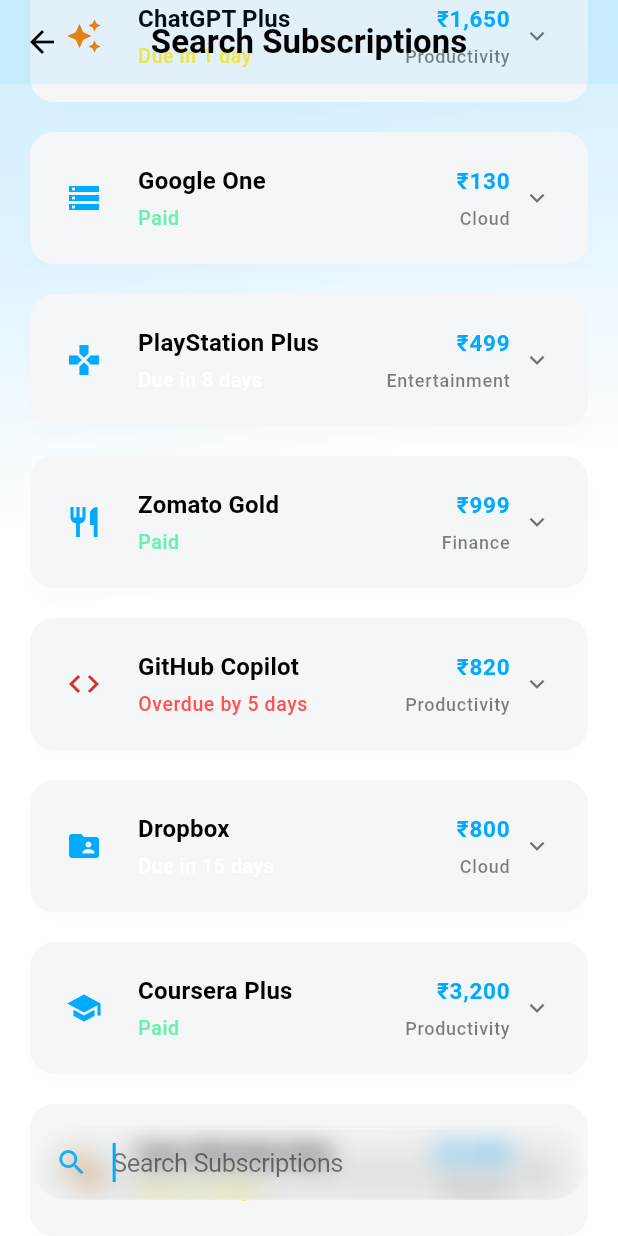
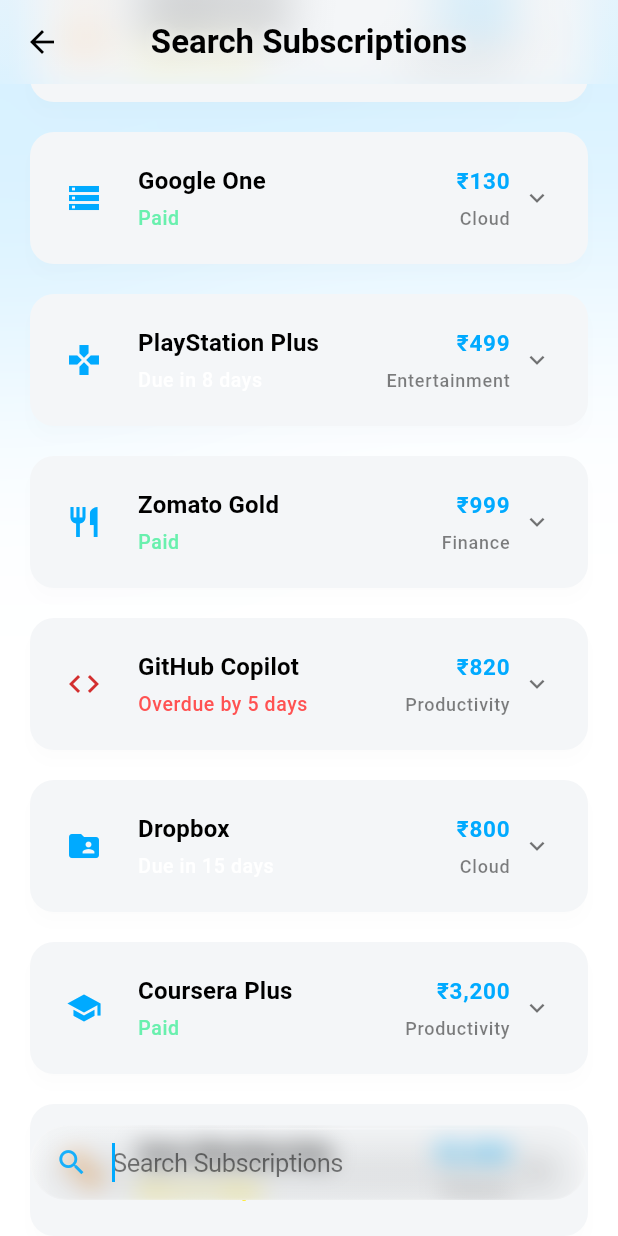
Before and after one commit to SP3CTRE404/premio-mobile-app, a Flutter app: the SubscriptionSearchScreen screen opened directly, scrolled down 576 dp, on a phone screen of 412 x 824 dp. Run offline on Flutter 3.47's test engine with Material 3 defaults, Android fonts, the phone set to English and light mode, and no system bars; our stand-ins replace dio, flutter_riverpod, flutter_secure_storage, pdf, printing; accounts and stored records are empty.

```diff
--- a/lib/core/secure_storage/secure_storage_service.dart
+++ b/lib/core/secure_storage/secure_storage_service.dart
@@ -16,6 +16,7 @@
   static const _keyUserId = 'user_id';
   static const _keyUserEmail = 'user_email';
   static const _keyUserName = 'user_full_name';
+  static const _keyUserPhone = 'user_phone_number';
 
   // Settings keys
   static const _keyCurrency = 'currency_symbol';
@@ -50,6 +51,11 @@
 
   Future<String?> getUserName() => _storage.read(key: _keyUserName);
 
+  Future<void> saveUserPhoneNumber(String? phone) =>
+      _storage.write(key: _keyUserPhone, value: phone);
+
+  Future<String?> getUserPhoneNumber() => _storage.read(key: _keyUserPhone);
+
   // ── Settings: Currency ──
   Future<void> saveCurrency(String symbol) =>
       _storage.write(key: _keyCurrency, value: symbol);
--- a/lib/features/account/models/user_model.dart
+++ b/lib/features/account/models/user_model.dart
@@ -2,11 +2,13 @@
   final int id;
   final String email;
   final String fullName;
+  final String? phoneNumber;
 
   User({
     required this.id,
     required this.email,
     required this.fullName,
+    this.phoneNumber,
   });
 
   factory User.fromJson(Map<String, dynamic> json) {
@@ -14,6 +16,7 @@
       id: json['id'] as int,
       email: json['email'] as String,
       fullName: json['fullName'] as String,
+      phoneNumber: json['phoneNumber'] as String?,
     );
   }
 
@@ -21,5 +24,6 @@
         'id': id,
         'email': email,
         'fullName': fullName,
+        'phoneNumber': phoneNumber,
       };
 }
--- a/lib/features/account/widgets/household_card.dart
+++ b/lib/features/account/widgets/account_screen/household_card.dart
@@ -1,5 +1,5 @@
 import 'package:flutter/material.dart';
-import '../../../core/theme/app_colors.dart';
+import '../../../../core/theme/app_colors.dart';
 
 class HouseholdCard extends StatelessWidget {
   final bool hasHousehold;
--- a/lib/features/account/widgets/logout_button.dart
+++ b/lib/features/account/widgets/account_screen/logout_button.dart
@@ -1,7 +1,7 @@
 import 'package:flutter/material.dart';
 import 'package:flutter_riverpod/flutter_riverpod.dart';
-import '../../auth/providers/auth_provider.dart';
-import '../../auth/screens/login_screen.dart';
+import '../../../auth/providers/auth_provider.dart';
+import '../../../auth/screens/login_screen.dart';
 
 class LogoutButton extends ConsumerWidget {
   const LogoutButton({super.key});
--- a/lib/features/subscriptions/screens/subscription_search_screen.dart
+++ b/lib/features/subscriptions/screens/subscription_search_screen.dart
@@ -17,8 +17,25 @@
 class _SubscriptionSearchScreenState extends ConsumerState<SubscriptionSearchScreen>
     with TickerProviderStateMixin {
   final TextEditingController _searchController = TextEditingController();
+  final ScrollController _scrollController = ScrollController();
   String _query = '';
   final Set<String> _expandedCards = {};
+  bool _isScrolled = false;
+
+  @override
+  void initState() {
+    super.initState();
+    _scrollController.addListener(() {
+      if (_scrollController.hasClients) {
+        final isScrolled = _scrollController.offset > 10;
+        if (isScrolled != _isScrolled) {
+          setState(() {
+            _isScrolled = isScrolled;
+          });
+        }
+      }
+    });
+  }
 
   void _toggleCard(String cardKey) {
     setState(() {
@@ -33,6 +50,7 @@
   @override
   void dispose() {
     _searchController.dispose();
+    _scrollController.dispose();
     super.dispose();
   }
 
@@ -50,9 +68,44 @@
       extendBodyBehindAppBar: true,
       resizeToAvoidBottomInset: false,
       appBar: AppBar(
-        title: const Text('Search Subscriptions', style: TextStyle(fontWeight: FontWeight.bold)),
+        title: Text(
+          'Search Subscriptions',
+          style: TextStyle(
+            fontWeight: FontWeight.bold,
+            shadows: [
+              Shadow(
+                color: theme.colorScheme.surface.withValues(alpha: 0.8),
+                offset: const Offset(0, 1),
+                blurRadius: 8,
+              ),
+            ],
+          ),
+        ),
         backgroundColor: Colors.transparent,
         elevation: 0,
+        scrolledUnderElevation: 0,
+        surfaceTintColor: Colors.transparent,
+        flexibleSpace: AnimatedOpacity(
+          opacity: _isScrolled ? 1.0 : 0.0,
+          duration: const Duration(milliseconds: 200),
+          child: ClipRect(
+            child: BackdropFilter(
+              filter: ImageFilter.blur(sigmaX: 15, sigmaY: 15),
+              child: Container(
+                decoration: BoxDecoration(
+                  gradient: LinearGradient(
+                    begin: Alignment.topCenter,
+                    end: Alignment.bottomCenter,
+                    colors: [
+                      theme.colorScheme.surface.withValues(alpha: 0.3),
+                      theme.colorScheme.surface.withValues(alpha: 0.0),
+                    ],
+                  ),
+                ),
+              ),
+            ),
+          ),
+        ),
       ),
       body: Stack(
         children: [
@@ -63,6 +116,7 @@
           filtered.isEmpty && _query.isNotEmpty
               ? const Center(child: Text('No subscriptions found.'))
               : ListView.builder(
+                  controller: _scrollController,
                   padding: EdgeInsets.fromLTRB(16, 120, 16, 120 + bottomInset),
                   itemCount: filtered.length,
                   itemBuilder: (context, index) {
```
Also changed, not shown: lib/features/account/providers/account_provider.dart (+13 -1 lines), lib/features/account/screens/account_screen.dart (+5 -5 lines), lib/features/account/screens/edit_profile_screen.dart (added, +120 -0 lines), lib/features/account/widgets/account_screen/profile_header.dart (renamed from lib/features/account/widgets/profile_header.dart, +10 -3 lines), lib/features/account/widgets/edit_profile_screen/edit_profile_form.dart (added, +134 -0 lines), lib/features/account/widgets/edit_profile_screen/profile_avatar_editor.dart (added, +51 -0 lines), lib/features/account/widgets/edit_profile_screen/save_button.dart (added, +52 -0 lines), lib/features/account/widgets/account_screen/section_block.dart (renamed from lib/features/account/widgets/section_block.dart), lib/features/account/widgets/account_screen/section_header.dart (renamed from lib/features/account/widgets/section_header.dart), lib/features/account/widgets/account_screen/support_card.dart (renamed from lib/features/account/widgets/support_card.dart).
